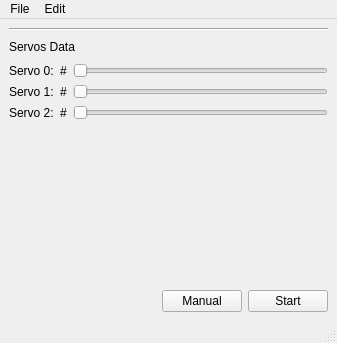
jmigual/ETSEIB-deltaRobot, file Code/mainwindow.ui: the form before one commit.
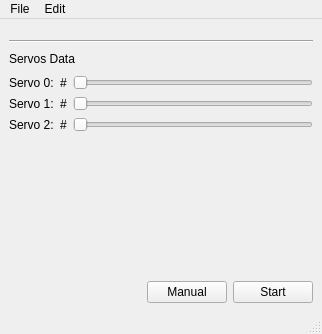
The form after the commit. Icons and pictures are not drawn.

The edit to the form file:
```diff
--- a/Code/mainwindow.ui
+++ b/Code/mainwindow.ui
@@ -6,12 +6,12 @@
    <rect>
     <x>0</x>
     <y>0</y>
-    <width>337</width>
-    <height>343</height>
+    <width>322</width>
+    <height>334</height>
    </rect>
   </property>
   <property name="windowTitle">
-   <string>MainWindow</string>
+   <string>Delta Robot Control</string>
   </property>
   <property name="windowIcon">
    <iconset resource="resources.qrc">
@@ -22,10 +22,10 @@
     <item>
      <layout class="QVBoxLayout" name="joy">
       <item>
-       <layout class="QHBoxLayout" name="joyAxes"/>
+       <widget class="QWidget" name="joyAxis" native="true"/>
       </item>
       <item>
-       <layout class="QHBoxLayout" name="joyButs"/>
+       <widget class="QWidget" name="joyButs" native="true"/>
       </item>
      </layout>
     </item>
@@ -190,7 +190,7 @@
     <rect>
      <x>0</x>
      <y>0</y>
-     <width>337</width>
+     <width>322</width>
      <height>21</height>
     </rect>
    </property>
```
